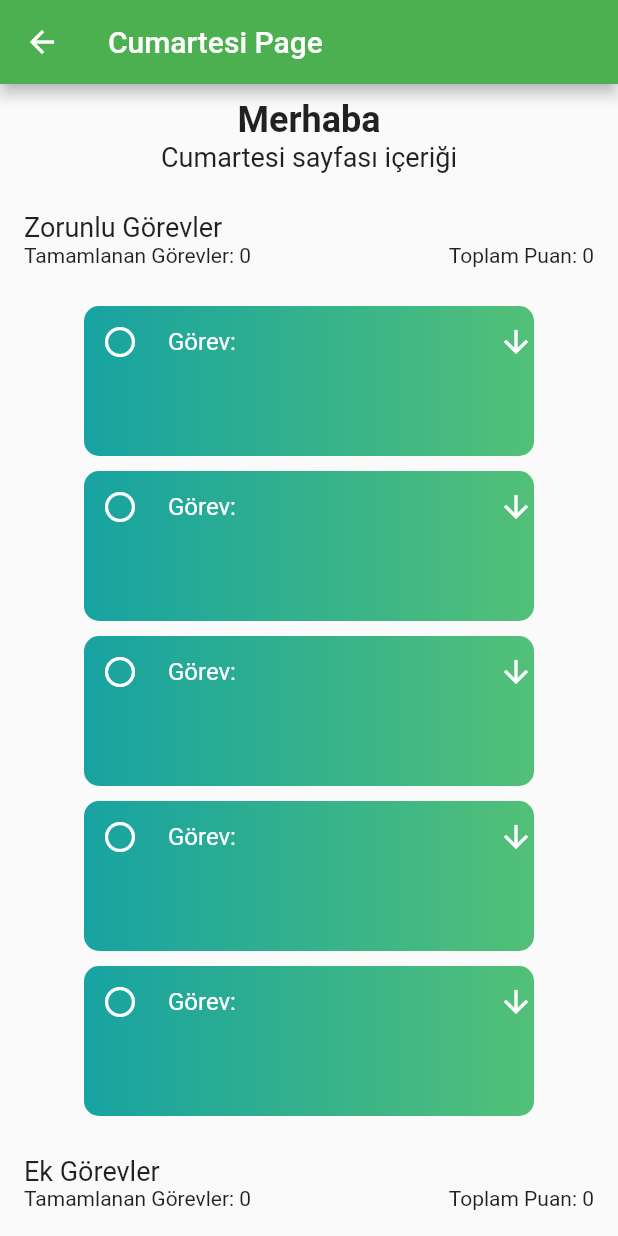
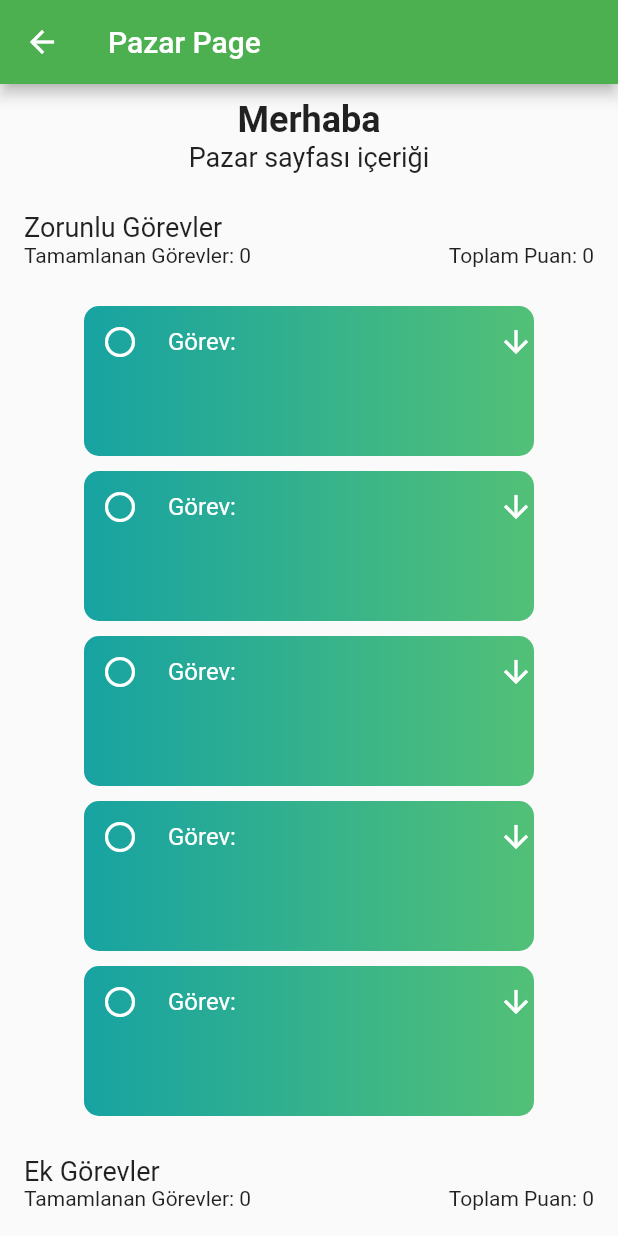
Before and after one commit to feyzasakli/ecoSave, a Flutter app: the PazarPage screen opened directly, on a phone screen of 412 x 824 dp. Run offline on Flutter 3.47's test engine with Material 2 defaults, Android fonts, the phone set to English and light mode, and no system bars; our stand-ins replace cloud_firestore, file_picker, firebase_auth, firebase_core, firebase_storage, flutter_typeahead and 3 more; accounts and stored records are empty; network calls fail.

Commit message:
sude isminin resimlerden düzeltilmesi
resim isimlerinde şahsi isim kullanması düzenlendi ve login sayfasındaki google ile giriş yazısı google girişi özelliği eklendi

```diff
--- a/lib/day/pazar.dart
+++ b/lib/day/pazar.dart
@@ -395,7 +395,7 @@ class _PazarPageState extends State<PazarPage>
     return Scaffold(
       appBar: AppBar(
         backgroundColor: Colors.green,
-        title: const Text('Cumartesi Page'),
+        title: const Text('Pazar Page'),
       ),
       body: SingleChildScrollView(
         child: Column(
@@ -406,7 +406,7 @@ class _PazarPageState extends State<PazarPage>
               style: TextStyle(fontSize: 24, fontWeight: FontWeight.bold),
             ),
             const Text(
-              'Cumartesi sayfası içeriği',
+              'Pazar sayfası içeriği',
               style: TextStyle(fontSize: 18),
             ),
             const SizedBox(height: 10),
--- a/lib/login/forgot_password_page.dart
+++ b/lib/login/forgot_password_page.dart
@@ -58,7 +58,7 @@ class ForgotPasswordPage extends StatelessWidget {
                 height: MediaQuery.of(context).size.height * 0.4,
                 decoration: const BoxDecoration(
                   image: DecorationImage(
-                    image: AssetImage('images/sude3.png'),
+                    image: AssetImage('images/login3.png'),
                     fit: BoxFit.fill,
                   ),
                 ),
--- a/lib/login/sign_up.dart
+++ b/lib/login/sign_up.dart
@@ -176,7 +176,7 @@ class _SignUpState extends State<SignUp> {
               height: MediaQuery.of(context).size.height * 0.2,
               decoration: const BoxDecoration(
                 image: DecorationImage(
-                  image: AssetImage('images/sude2.png'),
+                  image: AssetImage('images/login2.png'),
                   fit: BoxFit.fill,
                 ),
               ),
```
Also changed, not shown: lib/login/login.dart (+12 -5 lines), images/login1.png (renamed from images/sude.png), images/login2.png (renamed from images/sude2.png), images/login3.png (renamed from images/sude3.png).
